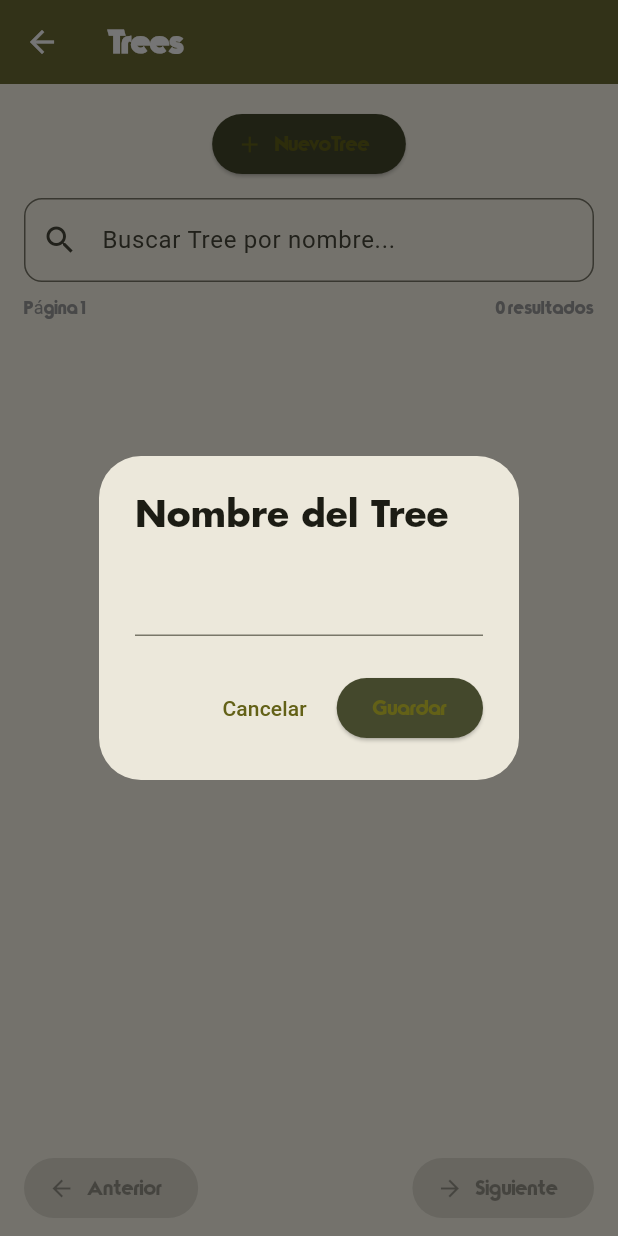
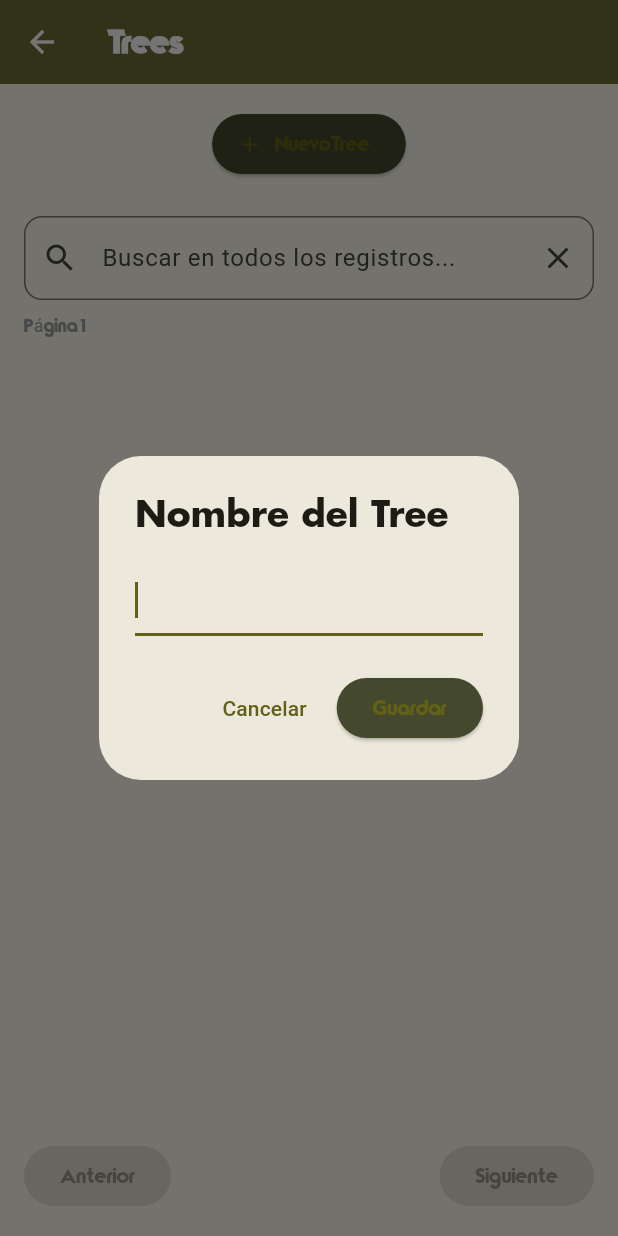
Before and after one commit to aleospiria/Oraculo-Terrasacha-Formulario-App-Movil, a Flutter app: the TreesMenuScreen screen opened directly with empty values, after a tap on "Nuevo Tree", on a phone screen of 412 x 824 dp. Run offline on Flutter 3.47's test engine with Material 3 defaults, Android fonts, the phone set to English and light mode, and no system bars; missing offline and left inert: amplify_api, amplify_core, amplify_datastore, amplify_flutter.

Commit message:
Solucion temporal para buscar ""Globalmente"" (Se aumenta el limit cuando se detecta texto para buscar en un rango mayor

```diff
--- a/lib/Screens/TreesMenuScreen.dart
+++ b/lib/Screens/TreesMenuScreen.dart
@@ -2,6 +2,7 @@ import 'dart:convert';
 import 'package:amplify_api/amplify_api.dart';
 import 'package:flutter/material.dart';
 import 'package:amplify_flutter/amplify_flutter.dart';
+import 'dart:async'; // Para el Timer
 
 class TreesMenuScreen extends StatefulWidget {
   const TreesMenuScreen({super.key});
@@ -20,13 +21,19 @@ class _TreesMenuScreenState extends State<TreesMenuScreen> {
   // Paginación
   final int _limit = 100;
   String? _nextToken;
-  String? _prevToken;
-  final List<String?> _tokenHistory = [null]; // historial de tokens por página
+  final List<String?> _tokenHistory = [null];
   int _paginaActual = 0;
 
   // Buscador
   final TextEditingController _searchController = TextEditingController();
-  String _searchQuery = '';
+  Timer? _debounce; // Para no saturar la API al escribir
+
+  @override
+  void dispose() {
+    _searchController.dispose();
+    _debounce?.cancel();
+    super.dispose();
+  }
 
   @override
   void didChangeDependencies() {
@@ -40,7 +47,9 @@ class _TreesMenuScreenState extends State<TreesMenuScreen> {
     }
   }
 
+  // ✅ CARGA DESDE LA NUBE CON FILTRO DE BÚSQUEDA
   Future<void> _cargarDatosDeLaNube({String? token}) async {
+    if (!mounted) return;
     setState(() => cargando = true);
 
     const query = r'''
@@ -59,11 +68,19 @@ class _TreesMenuScreenState extends State<TreesMenuScreen> {
     ''';
 
     try {
+      // Construimos el filtro dinámico
+      final Map<String, dynamic> filter = {
+        'projectTreesId': {'eq': proyectoId}
+      };
+
+      // Si hay algo escrito en el buscador, lo agregamos al filtro de la nube
+      if (_searchController.text.isNotEmpty) {
+        filter['name'] = {'contains': _searchController.text};
+      }
+
       final variables = {
-        'filter': {
-          'projectTreesId': {'eq': proyectoId}
-        },
-        'limit': _limit,
+        'filter': filter,
+        'limit': _searchController.text.isNotEmpty ? 3000 : _limit,
         if (token != null) 'nextToken': token,
       };
 
@@ -79,16 +96,29 @@ class _TreesMenuScreenState extends State<TreesMenuScreen> {
         final list = jsonData['listTrees']['items'] as List<dynamic>;
         final newNextToken = jsonData['listTrees']['nextToken'] as String?;
 
+        if (mounted) {
           setState(() {
             items = List<Map<String, dynamic>>.from(list);
             _nextToken = newNextToken;
             cargando = false;
           });
         }
+      }
     } catch (e) {
-      safePrint('Error cargando Trees: $e');
-      setState(() => cargando = false);
+      debugPrint('Error cargando Trees: $e');
+      if (mounted) setState(() => cargando = false);
     }
+  }
+
+  // Lógica de búsqueda con retraso (Debounce) para no matar la base de datos
+  void _onSearchChanged(String value) {
+    if (_debounce?.isActive ?? false) _debounce!.cancel();
+    _debounce = Timer(const Duration(milliseconds: 500), () {
+      // Reiniciamos paginación al buscar
+      _paginaActual = 0;
+      _tokenHistory..clear()..add(null);
+      _cargarDatosDeLaNube();
+    });
   }
 
   void _irSiguientePagina() {
@@ -131,38 +161,25 @@ class _TreesMenuScreenState extends State<TreesMenuScreen> {
         },
       );
       await Amplify.API.mutate(request: request).response;
-      // Volvemos a la primera página para ver el nuevo árbol
+
+      // Limpiar búsqueda y volver a pág 1 para ver el nuevo
+      _searchController.clear();
       _paginaActual = 0;
-      _tokenHistory
-        ..clear()
-        ..add(null);
+      _tokenHistory..clear()..add(null);
       _cargarDatosDeLaNube();
     } catch (e) {
-      safePrint('Error creando Tree: $e');
+      debugPrint('Error creando Tree: $e');
     }
-  }
-
-  List<Map<String, dynamic>> get _itemsFiltrados {
-    if (_searchQuery.isEmpty) return items;
-    return items
-        .where((item) =>
-        (item['name'] as String)
-            .toLowerCase()
-            .contains(_searchQuery.toLowerCase()))
-        .toList();
   }
 
   @override
   Widget build(BuildContext context) {
-    final filtrados = _itemsFiltrados;
-
     return Scaffold(
       appBar: AppBar(title: Text('Trees: $proyectoNombre')),
       body: Column(
         children: [
-          // Botón nuevo Tree
           Padding(
-            padding: const EdgeInsets.fromLTRB(16, 16, 16, 8),
+            padding: const EdgeInsets.all(16.0),
             child: ElevatedButton.icon(
               icon: const Icon(Icons.add),
               label: const Text('Nuevo Tree'),
@@ -170,69 +187,54 @@ class _TreesMenuScreenState extends State<TreesMenuScreen> {
             ),
           ),
 
-          // Buscador
+          // 🔍 BUSCADOR QUE SÍ FUNCIONA EN EL BACKEND
           Padding(
-            padding: const EdgeInsets.symmetric(horizontal: 16, vertical: 4),
+            padding: const EdgeInsets.symmetric(horizontal: 16, vertical: 8),
             child: TextField(
               controller: _searchController,
               decoration: InputDecoration(
-                hintText: 'Buscar Tree por nombre...',
+                hintText: 'Buscar en todos los registros...',
                 prefixIcon: const Icon(Icons.search),
-                suffixIcon: _searchQuery.isNotEmpty
-                    ? IconButton(
+                suffixIcon: IconButton(
                   icon: const Icon(Icons.clear),
                   onPressed: () {
                     _searchController.clear();
-                    setState(() => _searchQuery = '');
+                    _onSearchChanged('');
                   },
-                )
-                    : null,
-                border: OutlineInputBorder(
-                  borderRadius: BorderRadius.circular(12),
                 ),
+                border: OutlineInputBorder(borderRadius: BorderRadius.circular(12)),
               ),
-              onChanged: (value) => setState(() => _searchQuery = value),
+              onChanged: _onSearchChanged,
             ),
           ),
 
-          // Indicador de página
           Padding(
-            padding: const EdgeInsets.symmetric(horizontal: 16, vertical: 4),
+            padding: const EdgeInsets.symmetric(horizontal: 16),
             child: Row(
               mainAxisAlignment: MainAxisAlignment.spaceBetween,
               children: [
-                Text(
-                  'Página ${_paginaActual + 1}',
-                  style: const TextStyle(color: Colors.grey, fontSize: 12),
-                ),
-                Text(
-                  '${filtrados.length} resultados',
-                  style: const TextStyle(color: Colors.grey, fontSize: 12),
-                ),
+                Text('Página ${_paginaActual + 1}', style: const TextStyle(fontSize: 12, color: Colors.grey)),
+                if (_searchController.text.isNotEmpty)
+                  const Text('Filtrando en la nube...', style: TextStyle(fontSize: 12, color: Colors.blue)),
               ],
             ),
           ),
 
-          // Lista
           Expanded(
             child: cargando
                 ? const Center(child: CircularProgressIndicator())
-                : filtrados.isEmpty
-                ? const Center(child: Text('No se encontraron Trees'))
+                : items.isEmpty
+                ? const Center(child: Text('No se encontraron resultados'))
                 : ListView.builder(
-              itemCount: filtrados.length,
+              itemCount: items.length,
               itemBuilder: (context, index) {
-                final item = filtrados[index];
+                final item = items[index];
                 return ListTile(
                   leading: const Icon(Icons.park),
                   title: Text(item['name']),
-                  subtitle: Text(
-                    'Estado: ${item['status'] ?? 'Sin estado'}',
-                    style: const TextStyle(fontSize: 12),
-                  ),
+                  subtitle: Text('Estado: ${item['status'] ?? 'N/A'}'),
                   onTap: () {
-                    Navigator.pushNamed(context, '/captura',
-                        arguments: {
+                    Navigator.pushNamed(context, '/captura', arguments: {
                       'tree_id': item['id'],
                       'tree_name': item['name'],
                     });
@@ -242,22 +244,20 @@ class _TreesMenuScreenState extends State<TreesMenuScreen> {
             ),
           ),
 
-          // Controles de paginación
+          // Paginación
           if (!cargando)
             Padding(
-              padding: const EdgeInsets.symmetric(horizontal: 16, vertical: 8),
+              padding: const EdgeInsets.all(16.0),
               child: Row(
                 mainAxisAlignment: MainAxisAlignment.spaceBetween,
                 children: [
-                  ElevatedButton.icon(
-                    icon: const Icon(Icons.arrow_back),
-                    label: const Text('Anterior'),
+                  ElevatedButton(
                     onPressed: _paginaActual > 0 ? _irPaginaAnterior : null,
+                    child: const Text('Anterior'),
                   ),
-                  ElevatedButton.icon(
-                    icon: const Icon(Icons.arrow_forward),
-                    label: const Text('Siguiente'),
+                  ElevatedButton(
                     onPressed: _nextToken != null ? _irSiguientePagina : null,
+                    child: const Text('Siguiente'),
                   ),
                 ],
               ),
@@ -273,14 +273,10 @@ class _TreesMenuScreenState extends State<TreesMenuScreen> {
       context: context,
       builder: (ctx) => AlertDialog(
         title: const Text('Nombre del Tree'),
-        content: TextField(controller: controller),
+        content: TextField(controller: controller, autofocus: true),
         actions: [
-          TextButton(
-              onPressed: () => Navigator.pop(ctx),
-              child: const Text('Cancelar')),
-          ElevatedButton(
-              onPressed: () => Navigator.pop(ctx, controller.text),
-              child: const Text('Guardar')),
+          TextButton(onPressed: () => Navigator.pop(ctx), child: const Text('Cancelar')),
+          ElevatedButton(onPressed: () => Navigator.pop(ctx, controller.text), child: const Text('Guardar')),
         ],
       ),
     );
```
Lines whose indentation alone changed are shown as unchanged.
